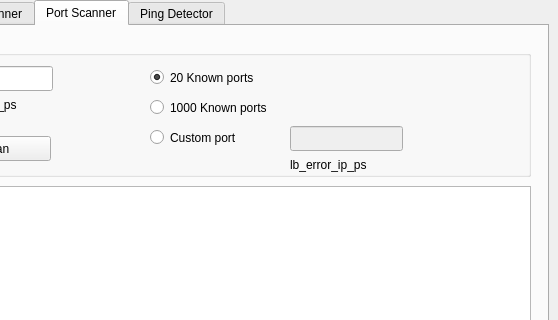
This is src/resources/ui/main.ui in jebr/network-monitoring as Qt 5 draws it before an edit; both pictures show x 82 to 640 and y 0 to 320 of the 640 by 480 pixel window. The edited form follows.
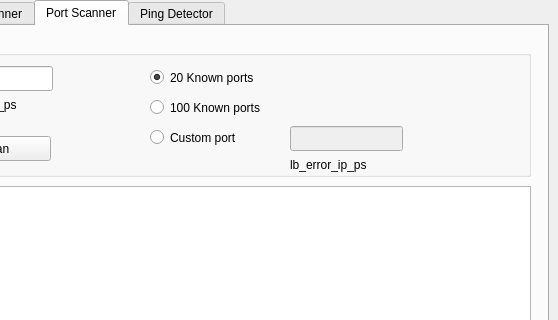
This is the edited form.

What changed in the file:
```diff
--- a/src/resources/ui/main.ui
+++ b/src/resources/ui/main.ui
@@ -261,7 +261,7 @@
         </rect>
        </property>
        <property name="text">
-        <string>1000 Known ports</string>
+        <string>100 Known ports</string>
        </property>
       </widget>
       <widget class="QRadioButton" name="rb_custom">
```
Left out of the diff: 7 changed lines with no effect on the pictures.
